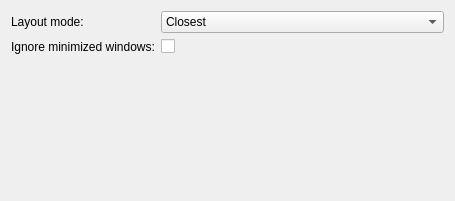
Old version of the form src/plugins/overview/kcm/overvieweffectkcm.ui in the repository KDE/kwin.
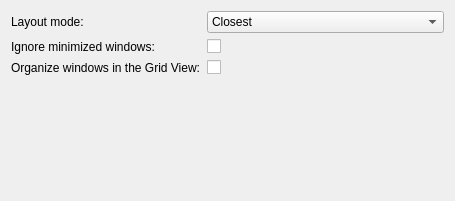
New version of the form. Custom widgets are drawn as their Qt base class.

Commit message:
Merge desktop grid and overview together with a new three-state design
Merges the desktop grid and overview effects together in a new three-state one;
you can switch between them with a certain shortcut or gesture, and you can also
still access either the desktop grid or overview directly.

Default shortcuts are also updated to be Meta+G for Grid, Meta+W for Overview,
Meta+Tab to switch between the three states and Meta+Shift+Tab to cycle in the
opposite direction.

FIXED-IN: 6.0

```diff
--- a/src/plugins/overview/kcm/overvieweffectkcm.ui
+++ b/src/plugins/overview/kcm/overvieweffectkcm.ui
@@ -51,7 +51,21 @@
      </property>
     </widget>
    </item>
-   <item row="2" column="0" colspan="2">
+   <item row="2" column="0">
+    <widget class="QLabel" name="label">
+     <property name="text">
+      <string>Organize windows in the Grid View:</string>
+     </property>
+    </widget>
+   </item>
+   <item row="2" column="1">
+    <widget class="QCheckBox" name="kcfg_OrganizedGrid">
+     <property name="text">
+      <string/>
+     </property>
+    </widget>
+   </item>
+   <item row="3" column="0" colspan="2">
     <widget class="KShortcutsEditor" name="shortcutsEditor">
      <property name="sizePolicy">
       <sizepolicy hsizetype="Preferred" vsizetype="Preferred">
```
The commit also changes 28 other files.
